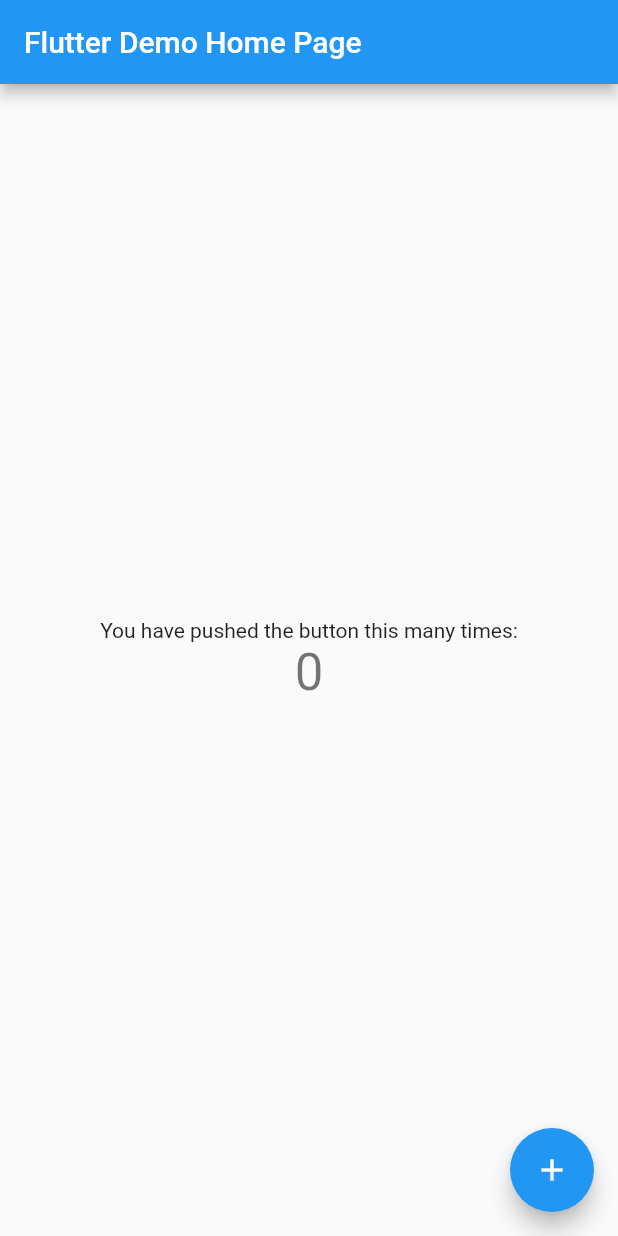
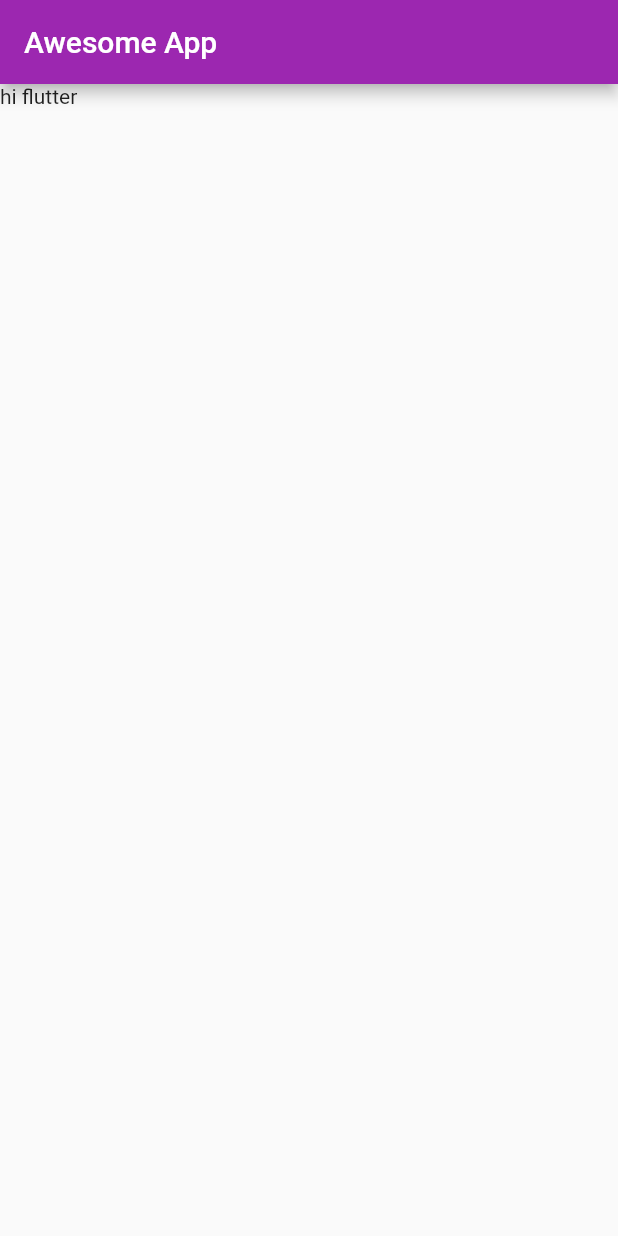
Before and after one commit to Durganand-ds1/Flutter_App, a Flutter app: the screen it shows after launch, on a phone screen of 412 x 824 dp. Run offline on Flutter 3.47's test engine with Material 2 defaults, Android fonts, the phone set to English and light mode, and no system bars.

Commit message:
my first commit

```diff
--- a/lib/main.dart
+++ b/lib/main.dart
@@ -1,113 +1,25 @@
 import 'package:flutter/material.dart';
-
+import 'package:flutter/cupertino.dart';
 void main() {
-  runApp(MyApp());
+  //
+  runApp(MaterialApp(
+    home:HomePage(),
+    theme: ThemeData(
+      primarySwatch: Colors.purple,
+  ),
+  ));
 }
 
-class MyApp extends StatelessWidget {
-  // This widget is the root of your application.
+class HomePage extends StatelessWidget {
   @override
   Widget build(BuildContext context) {
-    return MaterialApp(
-      title: 'Flutter Demo',
-      theme: ThemeData(
-        // This is the theme of your application.
-        //
-        // Try running your application with "flutter run". You'll see the
-        // application has a blue toolbar. Then, without quitting the app, try
-        // changing the primarySwatch below to Colors.green and then invoke
-        // "hot reload" (press "r" in the console where you ran "flutter run",
-        // or simply save your changes to "hot reload" in a Flutter IDE).
-        // Notice that the counter didn't reset back to zero; the application
-        // is not restarted.
-        primarySwatch: Colors.blue,
+    return Scaffold(
+      appBar: AppBar(
+          title: Text("Awesome App")),
+      body: Container(
+        child: Text("hi flutter"),
       ),
-      home: MyHomePage(title: 'Flutter Demo Home Page'),
     );
+
   }
 }
-
-class MyHomePage extends StatefulWidget {
-  MyHomePage({Key? key, required this.title}) : super(key: key);
-
-  // This widget is the home page of your application. It is stateful, meaning
-  // that it has a State object (defined below) that contains fields that affect
-  // how it looks.
-
-  // This class is the configuration for the state. It holds the values (in this
-  // case the title) provided by the parent (in this case the App widget) and
-  // used by the build method of the State. Fields in a Widget subclass are
-  // always marked "final".
-
-  final String title;
-
-  @override
-  _MyHomePageState createState() => _MyHomePageState();
-}
-
-class _MyHomePageState extends State<MyHomePage> {
-  int _counter = 0;
-
-  void _incrementCounter() {
-    setState(() {
-      // This call to setState tells the Flutter framework that something has
-      // changed in this State, which causes it to rerun the build method below
-      // so that the display can reflect the updated values. If we changed
-      // _counter without calling setState(), then the build method would not be
-      // called again, and so nothing would appear to happen.
-      _counter++;
-    });
-  }
-
-  @override
-  Widget build(BuildContext context) {
-    // This method is rerun every time setState is called, for instance as done
-    // by the _incrementCounter method above.
-    //
-    // The Flutter framework has been optimized to make rerunning build methods
-    // fast, so that you can just rebuild anything that needs updating rather
-    // than having to individually change instances of widgets.
-    return Scaffold(
-      appBar: AppBar(
-        // Here we take the value from the MyHomePage object that was created by
-        // the App.build method, and use it to set our appbar title.
-        title: Text(widget.title),
-      ),
-      body: Center(
-        // Center is a layout widget. It takes a single child and positions it
-        // in the middle of the parent.
-        child: Column(
-          // Column is also a layout widget. It takes a list of children and
-          // arranges them vertically. By default, it sizes itself to fit its
-          // children horizontally, and tries to be as tall as its parent.
-          //
-          // Invoke "debug painting" (press "p" in the console, choose the
-          // "Toggle Debug Paint" action from the Flutter Inspector in Android
-          // Studio, or the "Toggle Debug Paint" command in Visual Studio Code)
-          // to see the wireframe for each widget.
-          //
-          // Column has various properties to control how it sizes itself and
-          // how it positions its children. Here we use mainAxisAlignment to
-          // center the children vertically; the main axis here is the vertical
-          // axis because Columns are vertical (the cross axis would be
-          // horizontal).
-          mainAxisAlignment: MainAxisAlignment.center,
-          children: <Widget>[
-            Text(
-              'You have pushed the button this many times:',
-            ),
-            Text(
-              '$_counter',
-              style: Theme.of(context).textTheme.headline4,
-            ),
-          ],
-        ),
-      ),
-      floatingActionButton: FloatingActionButton(
-        onPressed: _incrementCounter,
-        tooltip: 'Increment',
-        child: Icon(Icons.add),
-      ), // This trailing comma makes auto-formatting nicer for build methods.
-    );
-  }
-}
```
